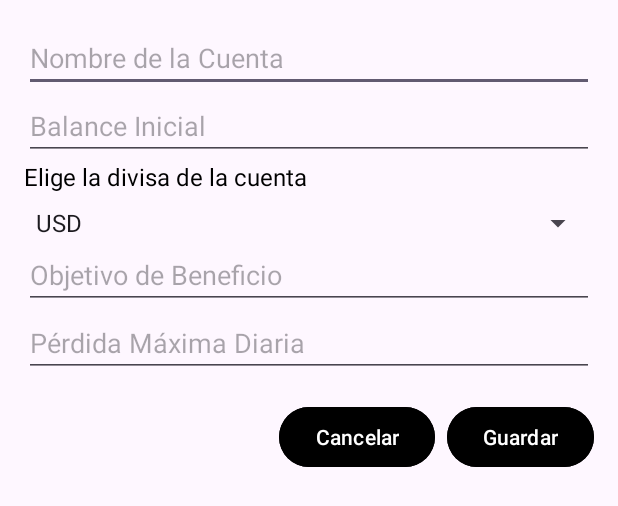
After one commit to Sitodine99/MindTrade, an Android app: the layout dialog_create_account.xml on its own in the app's theme, with its tools: preview values and no code run, on a phone screen of 412 x 824 dp. The commit adds this screen. Shown: the top 506 px of the screen. Run offline under Robolectric (Android 15) with nearby library versions, the phone set to English and light mode, and no system bars.

Commit message:
Ahora añadir cuentas se hace con un dialog y las cuentas se añaden en tiempo real al recyclerview de mis cuentas

```diff
--- a/app/src/main/AndroidManifest.xml
+++ b/app/src/main/AndroidManifest.xml
@@ -72,7 +72,6 @@
             android:exported="true"
             android:theme="@style/Theme.MindTrade" />
 
-        <activity android:name=".CreateAccountActivity" />
 
 
 
--- /dev/null
+++ b/app/src/main/res/layout/dialog_create_account.xml
@@ -0,0 +1,73 @@
+<LinearLayout xmlns:android="http://schemas.android.com/apk/res/android"
+    android:layout_width="match_parent"
+    android:layout_height="wrap_content"
+    android:orientation="vertical"
+    android:padding="16dp">
+
+    <EditText
+        android:id="@+id/accountNameInput"
+        android:layout_width="match_parent"
+        android:layout_height="wrap_content"
+        android:hint="Nombre de la Cuenta"
+        android:inputType="text" />
+
+    <EditText
+        android:id="@+id/accountBalanceInput"
+        android:layout_width="match_parent"
+        android:layout_height="wrap_content"
+        android:hint="Balance Inicial"
+        android:inputType="numberDecimal" />
+
+    <TextView
+        android:id="@+id/currencyLabel"
+        android:layout_width="match_parent"
+        android:layout_height="wrap_content"
+        android:text="Elige la divisa de la cuenta"
+        android:textSize="16sp"
+        android:textColor="@color/black"
+        android:layout_marginBottom="8dp" />
+
+    <Spinner
+        android:id="@+id/currencySpinner"
+        android:layout_width="match_parent"
+        android:layout_height="wrap_content"
+        android:entries="@array/currencies_array" />
+
+    <EditText
+        android:id="@+id/profitTargetInput"
+        android:layout_width="match_parent"
+        android:layout_height="wrap_content"
+        android:hint="Objetivo de Beneficio"
+        android:inputType="numberDecimal" />
+
+    <EditText
+        android:id="@+id/maxDailyLossInput"
+        android:layout_width="match_parent"
+        android:layout_height="wrap_content"
+        android:hint="Pérdida Máxima Diaria"
+        android:inputType="numberDecimal" />
+
+    <LinearLayout
+        android:layout_width="match_parent"
+        android:layout_height="wrap_content"
+        android:orientation="horizontal"
+        android:gravity="end"
+        android:layout_marginTop="16dp">
+
+        <Button
+            android:id="@+id/cancelButton"
+            android:layout_width="wrap_content"
+            android:layout_height="wrap_content"
+            android:backgroundTint="@color/black"
+            android:text="Cancelar"
+            android:layout_marginEnd="8dp" />
+
+        <Button
+            android:id="@+id/saveAccountButton"
+            android:layout_width="wrap_content"
+            android:layout_height="wrap_content"
+            android:text="Guardar"
+            android:backgroundTint="@color/black"
+            android:textColor="#FFFFFF" />
+    </LinearLayout>
+</LinearLayout>
```
Also changed, not shown: app/src/main/java/Accounts/CreateAccountActivity/CreateAccountActivity/Accounts/CreateAccountActivity.kt (deleted, +0 -87 lines), app/src/main/java/com/example/mindtrade/MainActivity.kt (+90 -10 lines), app/src/main/res/layout/activity_create_account.xml (deleted, +0 -54 lines).
